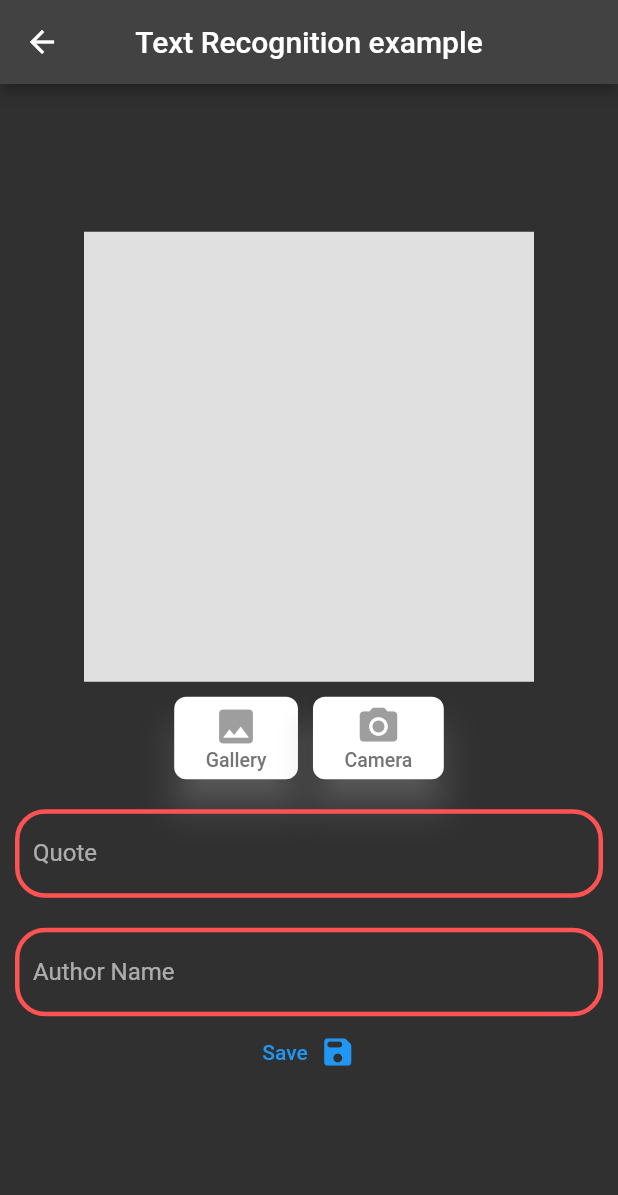
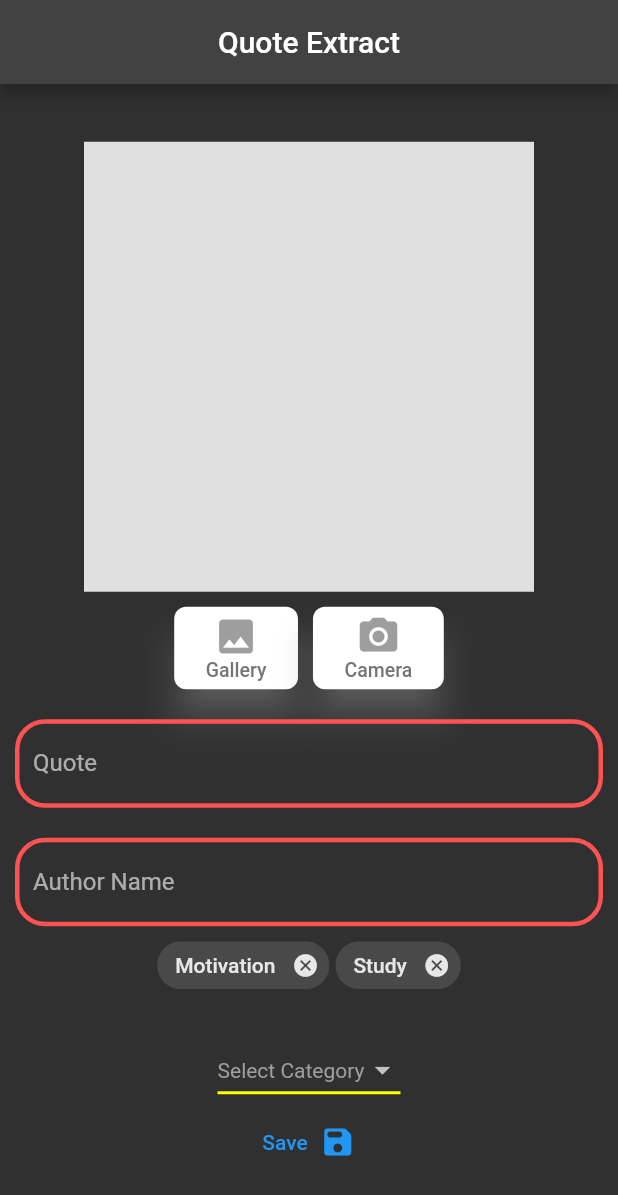
Before and after one commit to ZalaJaydipsinh/quoter-app, a Flutter app: the TextRecognition screen opened directly, on a phone screen of 412 x 824 dp. Shown: the top 1195 px of the screen. Run offline on Flutter 3.47's test engine with Material 2 defaults, Android fonts, the phone set to English and light mode, and no system bars; our stand-ins replace cloud_firestore, firebase_auth, firebase_core, google_sign_in, image_picker; missing offline and left inert: google_mlkit_text_recognition; accounts and stored records are empty.

Commit message:
category dropdown and quote screen ui done

```diff
--- /dev/null
+++ b/lib/screens/text_recognition_screen/components/category_chip.dart
@@ -0,0 +1,25 @@
+import 'package:flutter/material.dart';
+
+class category_chip extends StatelessWidget {
+  String label;
+  int id;
+  void Function() deleteChip;
+  category_chip(
+      {Key? key,
+      required this.label,
+      required this.id,
+      required this.deleteChip})
+      : super(key: key);
+
+  @override
+  Widget build(BuildContext context) {
+    return Container(
+      margin: EdgeInsets.all(2.0),
+      child: InputChip(
+        label: Text(label),
+        onSelected: (bool value) {},
+        onDeleted: deleteChip,
+      ),
+    );
+  }
+}
--- a/lib/screens/text_recognition_screen/text_recognition_screen.dart
+++ b/lib/screens/text_recognition_screen/text_recognition_screen.dart
@@ -1,8 +1,11 @@
 import 'dart:io';
+import 'package:cloud_firestore/cloud_firestore.dart';
 import 'package:flutter/material.dart';
 import 'package:google_mlkit_text_recognition/google_mlkit_text_recognition.dart';
 import 'package:image_picker/image_picker.dart';
 import 'components/input_field.dart';
+import 'components/category_chip.dart';
+import 'package:quoter/services/category_service.dart';
 
 class TextRecognition extends StatefulWidget {
   const TextRecognition({Key? key}) : super(key: key);
@@ -11,8 +14,13 @@ class TextRecognition extends StatefulWidget {
   State<TextRecognition> createState() => _TextRecognitionState();
 }
 
+List<String> dropdown_categories = <String>['Select Category'];
+
 class _TextRecognitionState extends State<TextRecognition> {
   bool textScanning = false;
+
+  String dropdownValue = dropdown_categories.first;
+  Map<int, String> categories = {1: "Motivation", 2: "Study"};
 
   XFile? imageFile;
 
@@ -21,12 +29,32 @@ class _TextRecognitionState extends State<TextRecognition> {
 
   String scannedText = "";
 
+  void deleteCategory(int id) {
+    categories.remove(id);
+  }
+
+  void addToCategoryChip() {
+    FirebaseFirestore.instance
+        .collection("category")
+        .doc("allCategory")
+        .get()
+        .then((value) {
+      int length = value["totalCategory"];
+      print(length);
+      for (int i = 0; i < length; i++) {
+        print(value["category"][i]);
+        dropdown_categories.add(value["category"][i]);
+      }
+      setState(() {});
+    });
+  }
+
   @override
   Widget build(BuildContext context) {
     return Scaffold(
       appBar: AppBar(
         centerTitle: true,
-        title: const Text("Text Recognition example"),
+        title: const Text("Quote Extract"),
       ),
       body: Center(
           child: SingleChildScrollView(
@@ -143,6 +171,47 @@ class _TextRecognitionState extends State<TextRecognition> {
                   focusedBorder: myfocusborder(), //focused border
                   // set more border style like disabledBorder
                 )),
+                Wrap(
+                  children: categories.entries
+                      .map((e) => category_chip(
+                            label: e.value,
+                            id: e.key,
+                            deleteChip: () {
+                              setState(() {
+                                deleteCategory(e.key);
+                              });
+                            },
+                          ))
+                      .toList(),
+                ),
+                // category_chip(),
+                const SizedBox(
+                  height: 20,
+                ),
+                DropdownButton<String>(
+                  value: dropdownValue,
+                  icon: const Icon(Icons.arrow_drop_down),
+                  elevation: 16,
+                  style: const TextStyle(color: Colors.grey),
+                  underline: Container(
+                    height: 2,
+                    color: Colors.yellowAccent,
+                  ),
+                  onChanged: (String? value) {
+                    // This is called when the user selects an item.
+                    setState(() {
+                      dropdownValue = value!;
+                      categories.addAll({categories.length: value.toString()});
+                    });
+                  },
+                  items: dropdown_categories
+                      .map<DropdownMenuItem<String>>((String value) {
+                    return DropdownMenuItem<String>(
+                      value: value,
+                      child: Text(value),
+                    );
+                  }).toList(),
+                ),
                 Directionality(
                     textDirection: TextDirection.rtl,
                     child: TextButton.icon(
@@ -195,5 +264,6 @@ class _TextRecognitionState extends State<TextRecognition> {
   @override
   void initState() {
     super.initState();
+    addToCategoryChip();
   }
 }
--- a/lib/services/auth.dart
+++ b/lib/services/auth.dart
@@ -32,7 +32,7 @@ class Auth implements AuthBase {
 
     dynamic userCredentails =
         await FirebaseAuth.instance.signInWithCredential(credential);
-    // TODO: User name here to the Cloud firestore
+
     UserQuoteDatabaseService(uid: currentUser!.uid).insertDummyUserData(
       currentUser!.displayName.toString(),
     );
--- a/lib/services/database_services.dart
+++ b/lib/services/database_services.dart
@@ -11,13 +11,38 @@ class UserQuoteDatabaseService {
   Future insertDummyUserData(String name) async {
     return await usersCollection.doc(uid).set({
       'name': name,
+      'totalQuotes': 1,
       'quote': FieldValue.arrayUnion([
         {
           "text": "Simplisity is also a fasion but everyone can't afford it.",
           "author": "APJ Abdul Kalam",
-          "category": "life-style, favorite",
+          "category": ["life-style", "favorite"],
+          'date': DateTime.now(),
         }
       ]),
     });
   }
+
+  Future updateTotalQuotes(int totalQuotes) async {
+    return await usersCollection.doc(uid).update({
+      'totalQuotes': totalQuotes,
+    });
+  }
+
+  Future insertQuote(
+      String quote, String author, List<String> category, DateTime date) async {
+    List newListToBeStored = [];
+    newListToBeStored.add({
+      "text": quote,
+      "author": author,
+      "category": category,
+      'date': DateTime.now(),
+    });
+    usersCollection.doc(uid).get().then((snapshot) {
+      updateTotalQuotes(snapshot['totalQuotes'] + 1);
+    });
+    return await usersCollection.doc(uid).update({
+      'quote': FieldValue.arrayUnion(newListToBeStored),
+    });
+  }
 }
```
Also changed, not shown: lib/main.dart (+11 -8 lines), lib/screens/quotes_screen/quotes_screen.dart (+31 -5 lines), lib/screens/text_recognition_screen/components/dropdown_btn.dart (added, +58 -0 lines), lib/services/category_service.dart (added, +42 -0 lines).
